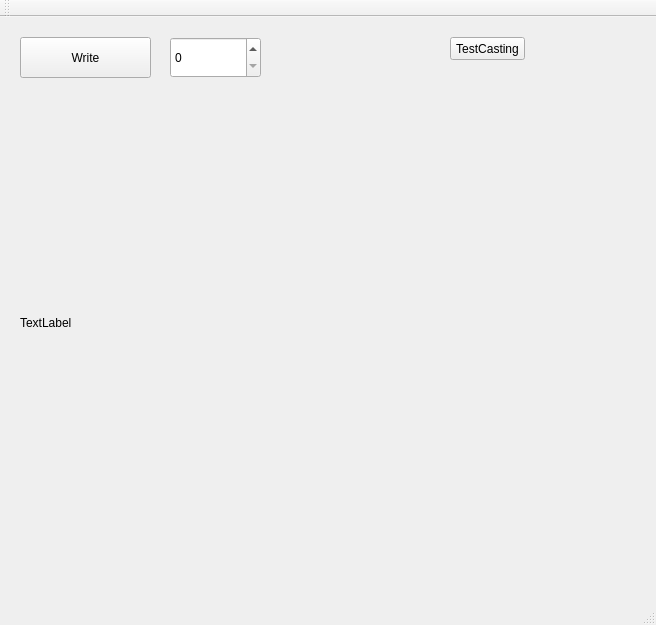
The window that mainwindow.ui (abedGNU/QtSnap7) describes before a commit, drawn with Qt 5.
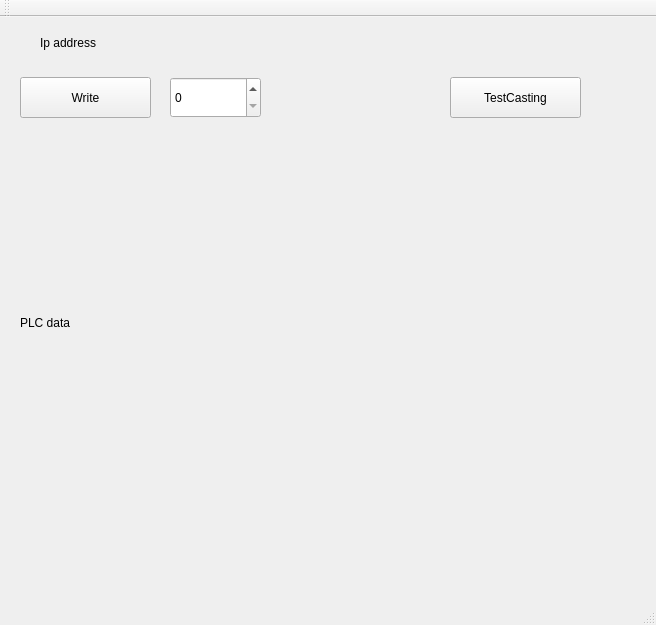
The same window after the commit.

Commit message: Read address from settings.ini, add QSettings

Diff of the .ui file:
```diff
--- a/mainwindow.ui
+++ b/mainwindow.ui
@@ -24,14 +24,14 @@
      </rect>
     </property>
     <property name="text">
-     <string>TextLabel</string>
+     <string>PLC data</string>
     </property>
    </widget>
    <widget class="QPushButton" name="pbWrite">
     <property name="geometry">
      <rect>
       <x>20</x>
-      <y>20</y>
+      <y>60</y>
       <width>131</width>
       <height>41</height>
      </rect>
@@ -44,7 +44,7 @@
     <property name="geometry">
      <rect>
       <x>170</x>
-      <y>20</y>
+      <y>60</y>
       <width>91</width>
       <height>41</height>
      </rect>
@@ -54,15 +54,28 @@
     <property name="geometry">
      <rect>
       <x>450</x>
-      <y>20</y>
-      <width>75</width>
-      <height>23</height>
+      <y>60</y>
+      <width>131</width>
+      <height>41</height>
      </rect>
     </property>
     <property name="text">
      <string>TestCasting</string>
     </property>
    </widget>
+   <widget class="QLabel" name="ipLabel">
+    <property name="geometry">
+     <rect>
+      <x>40</x>
+      <y>10</y>
+      <width>301</width>
+      <height>31</height>
+     </rect>
+    </property>
+    <property name="text">
+     <string>Ip address</string>
+    </property>
+   </widget>
   </widget>
   <widget class="QMenuBar" name="menuBar">
    <property name="geometry">
```
Left out of the diff: 2 changed lines with no effect on the pictures. The commit also changes 8 other files.
